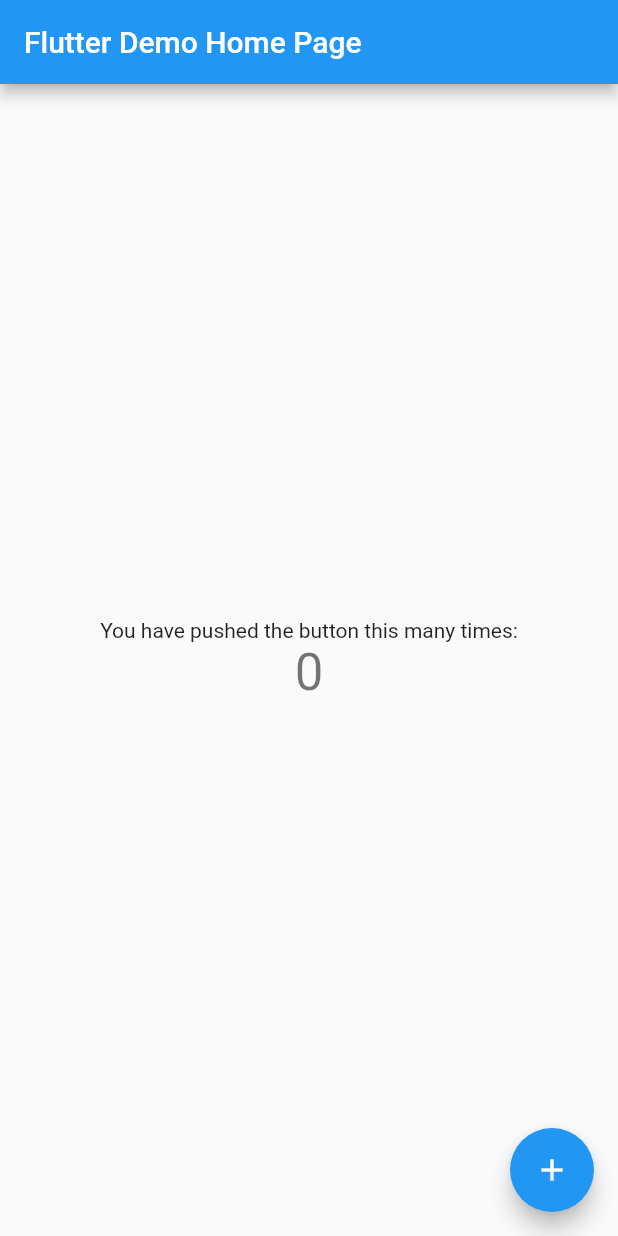
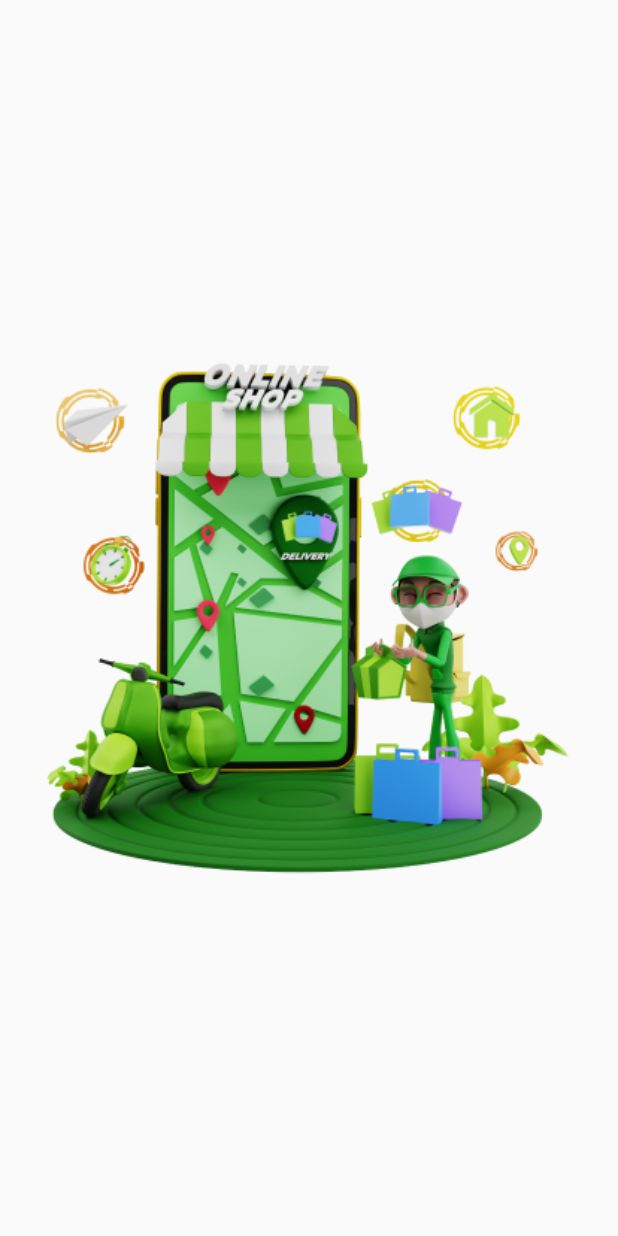
Before and after one commit to SyedAbdalAhmedShah/shoppingApp, a Flutter app: the screen it shows after launch, on a phone screen of 412 x 824 dp. Run offline on Flutter 3.47's test engine with Material 2 defaults, Android fonts, the phone set to English and light mode, and no system bars.

Commit message:
ui changes

```diff
--- a/lib/main.dart
+++ b/lib/main.dart
@@ -1,4 +1,6 @@
 import 'package:flutter/material.dart';
+import 'package:flutter_application_1/views/homepage.dart';
+import 'package:flutter_application_1/views/introduction_screen.dart';
 
 void main() {
   runApp(const MyApp());
@@ -13,103 +15,9 @@ class MyApp extends StatelessWidget {
     return MaterialApp(
       title: 'Flutter Demo',
       theme: ThemeData(
-        // This is the theme of your application.
-        //
-        // Try running your application with "flutter run". You'll see the
-        // application has a blue toolbar. Then, without quitting the app, try
-        // changing the primarySwatch below to Colors.green and then invoke
-        // "hot reload" (press "r" in the console where you ran "flutter run",
-        // or simply save your changes to "hot reload" in a Flutter IDE).
-        // Notice that the counter didn't reset back to zero; the application
-        // is not restarted.
         primarySwatch: Colors.blue,
       ),
-      home: const MyHomePage(title: 'Flutter Demo Home Page'),
+      home: const IntroductionScreen(),
     );
   }
 }
-
-class MyHomePage extends StatefulWidget {
-  const MyHomePage({super.key, required this.title});
-
-  // This widget is the home page of your application. It is stateful, meaning
-  // that it has a State object (defined below) that contains fields that affect
-  // how it looks.
-
-  // This class is the configuration for the state. It holds the values (in this
-  // case the title) provided by the parent (in this case the App widget) and
-  // used by the build method of the State. Fields in a Widget subclass are
-  // always marked "final".
-
-  final String title;
-
-  @override
-  State<MyHomePage> createState() => _MyHomePageState();
-}
-
-class _MyHomePageState extends State<MyHomePage> {
-  int _counter = 0;
-
-  void _incrementCounter() {
-    setState(() {
-      // This call to setState tells the Flutter framework that something has
-      // changed in this State, which causes it to rerun the build method below
-      // so that the display can reflect the updated values. If we changed
-      // _counter without calling setState(), then the build method would not be
-      // called again, and so nothing would appear to happen.
-      _counter++;
-    });
-  }
-
-  @override
-  Widget build(BuildContext context) {
-    // This method is rerun every time setState is called, for instance as done
-    // by the _incrementCounter method above.
-    //
-    // The Flutter framework has been optimized to make rerunning build methods
-    // fast, so that you can just rebuild anything that needs updating rather
-    // than having to individually change instances of widgets.
-    return Scaffold(
-      appBar: AppBar(
-        // Here we take the value from the MyHomePage object that was created by
-        // the App.build method, and use it to set our appbar title.
-        title: Text(widget.title),
-      ),
-      body: Center(
-        // Center is a layout widget. It takes a single child and positions it
-        // in the middle of the parent.
-        child: Column(
-          // Column is also a layout widget. It takes a list of children and
-          // arranges them vertically. By default, it sizes itself to fit its
-          // children horizontally, and tries to be as tall as its parent.
-          //
-          // Invoke "debug painting" (press "p" in the console, choose the
-          // "Toggle Debug Paint" action from the Flutter Inspector in Android
-          // Studio, or the "Toggle Debug Paint" command in Visual Studio Code)
-          // to see the wireframe for each widget.
-          //
-          // Column has various properties to control how it sizes itself and
-          // how it positions its children. Here we use mainAxisAlignment to
-          // center the children vertically; the main axis here is the vertical
-          // axis because Columns are vertical (the cross axis would be
-          // horizontal).
-          mainAxisAlignment: MainAxisAlignment.center,
-          children: <Widget>[
-            const Text(
-              'You have pushed the button this many times:',
-            ),
-            Text(
-              '$_counter',
-              style: Theme.of(context).textTheme.headline4,
-            ),
-          ],
-        ),
-      ),
-      floatingActionButton: FloatingActionButton(
-        onPressed: _incrementCounter,
-        tooltip: 'Increment',
-        child: const Icon(Icons.add),
-      ), // This trailing comma makes auto-formatting nicer for build methods.
-    );
-  }
-}
--- /dev/null
+++ b/lib/utils/assets.dart
@@ -0,0 +1,7 @@
+class Assets {
+  Assets._();
+
+  static const String intro1 = 'assets/images/intro1.png';
+  static const String intro2 = 'assets/images/intro2.png';
+  static const String intro3 = 'assets/images/intro3.png';
+}
--- /dev/null
+++ b/lib/utils/placeHolder_data.dart
@@ -0,0 +1,9 @@
+import 'package:flutter_application_1/utils/assets.dart';
+
+class PlaceHolderData {
+  static List<String> introImagePlaceHolder = [
+    Assets.intro1,
+    Assets.intro2,
+    Assets.intro3,
+  ];
+}
--- /dev/null
+++ b/lib/views/homepage.dart
@@ -0,0 +1,12 @@
+import 'package:flutter/material.dart';
+
+class MyHomePage extends StatelessWidget {
+  const MyHomePage({super.key});
+
+  @override
+  Widget build(BuildContext context) {
+    return Scaffold(
+      appBar: AppBar(),
+    );
+  }
+}
--- /dev/null
+++ b/lib/views/introduction_screen.dart
@@ -0,0 +1,32 @@
+import 'package:flutter/material.dart';
+import 'package:flutter/src/widgets/container.dart';
+import 'package:flutter/src/widgets/framework.dart';
+import 'package:flutter_application_1/utils/assets.dart';
+import 'package:flutter_application_1/utils/placeHolder_data.dart';
+
+class IntroductionScreen extends StatelessWidget {
+  const IntroductionScreen({super.key});
+
+  @override
+  Widget build(BuildContext context) {
+    return Scaffold(
+      body: Column(
+        children: [
+          Expanded(
+            child: PageView.builder(
+              itemCount: PlaceHolderData.introImagePlaceHolder.length,
+              itemBuilder: ((context, index) => Column(
+                    mainAxisAlignment: MainAxisAlignment.center,
+                    children: [
+                      Image(
+                          image: AssetImage(
+                              PlaceHolderData.introImagePlaceHolder[index])),
+                    ],
+                  )),
+            ),
+          ),
+        ],
+      ),
+    );
+  }
+}
```
Also changed, not shown: pubspec.yaml (+4 -6 lines), assets/images/intro1.png (added), assets/images/intro2.png (added), assets/images/intro3.png (added).
